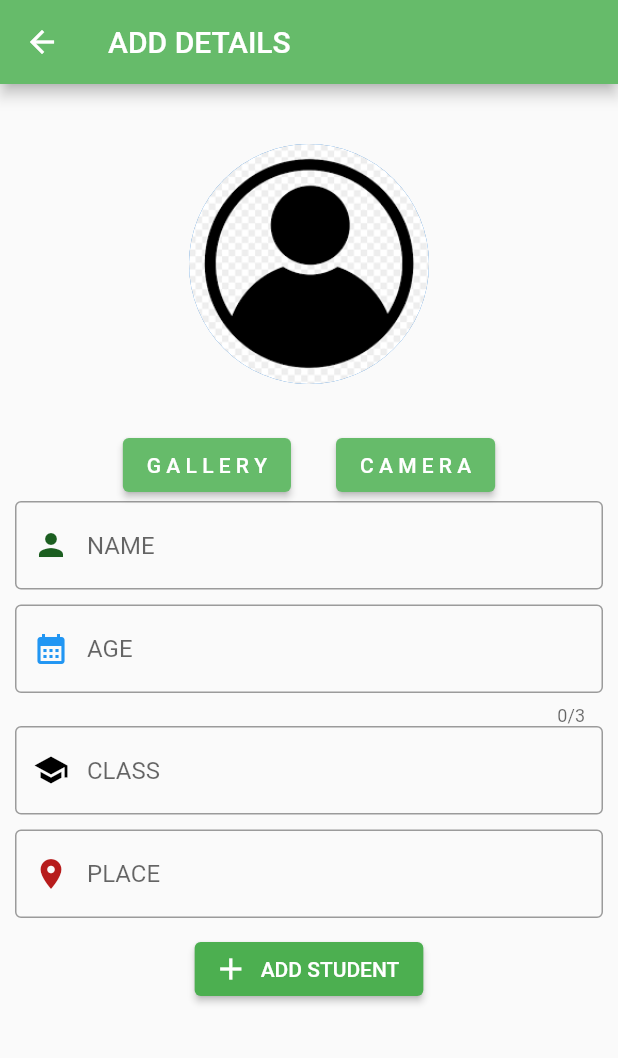
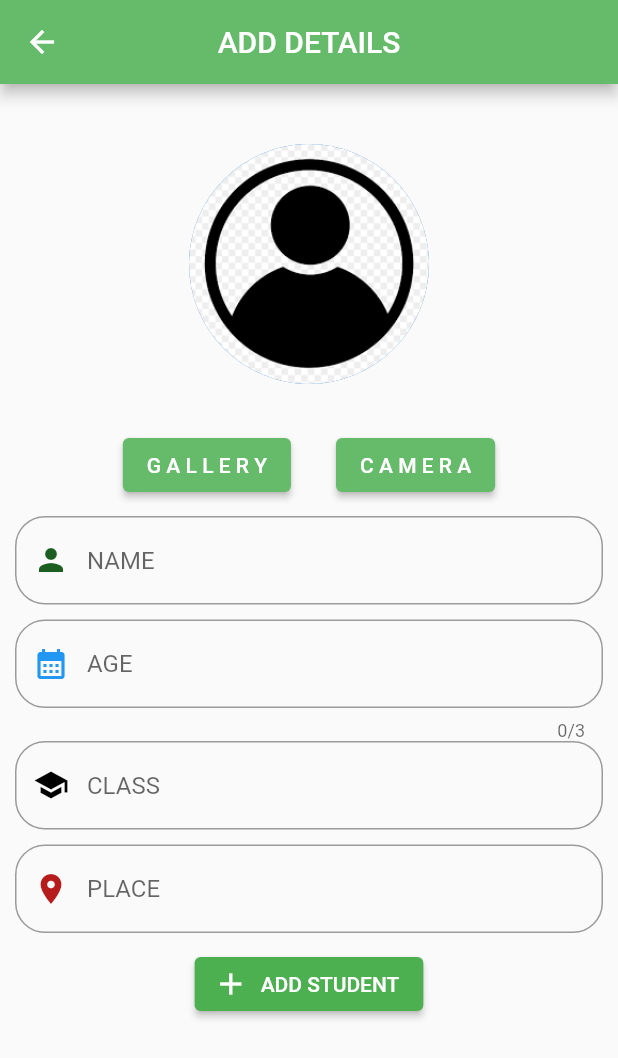
Before and after one commit to Farhan-KT/Student_App, a Flutter app: the ScreenList screen opened directly, on a phone screen of 412 x 824 dp. Shown: the top 1058 px of the screen. Run offline on Flutter 3.47's test engine with Material 2 defaults, Android fonts, the phone set to English and light mode, and no system bars; our stand-ins replace hive_flutter, image_picker; accounts and stored records are empty.

```diff
--- a/lib/screens/home/add.dart
+++ b/lib/screens/home/add.dart
@@ -31,6 +31,7 @@ class _ScreenState extends State<ScreenList> {
         appBar: AppBar(
           title: Text("ADD DETAILS"),
           backgroundColor: Colors.green[400],
+          centerTitle: true,
         ),
         body: Padding(
           padding: const EdgeInsets.only(top: 40, left: 10, right: 10),
@@ -70,14 +71,17 @@ class _ScreenState extends State<ScreenList> {
                           child: Text('C A M E R A')),
                     ],
                   ),
-                  TextFormField(
+                  Padding(
+                    padding: const EdgeInsets.only(top: 10),
+                    child: TextFormField(
                       controller: _nameController,
                       decoration: InputDecoration(
                         prefixIcon: Icon(
                           Icons.person,
                           color: Colors.green[900],
                         ),
-                      border: OutlineInputBorder(),
+                        border: OutlineInputBorder(
+                            borderRadius: BorderRadius.circular(20.0)),
                         hintText: 'NAME',
                       ),
                       validator: (value) {
@@ -87,6 +91,7 @@ class _ScreenState extends State<ScreenList> {
                           return null;
                         }
                       },
+                    ),
                   ),
                   SizedBox(
                     height: 10,
@@ -99,7 +104,8 @@ class _ScreenState extends State<ScreenList> {
                     decoration: InputDecoration(
                         prefixIcon:
                             Icon(Icons.calendar_month, color: Colors.blue),
-                        border: OutlineInputBorder(),
+                        border: OutlineInputBorder(
+                            borderRadius: BorderRadius.circular(20.0)),
                         hintText: 'AGE'),
                     maxLength: 3,
                     validator: (value) {
@@ -117,7 +123,8 @@ class _ScreenState extends State<ScreenList> {
                           Icons.school,
                           color: Colors.black,
                         ),
-                        border: OutlineInputBorder(),
+                        border: OutlineInputBorder(
+                            borderRadius: BorderRadius.circular(20.0)),
                         hintText: 'CLASS'),
                     validator: (value) {
                       if (value == null || value.isEmpty) {
@@ -135,7 +142,8 @@ class _ScreenState extends State<ScreenList> {
                     decoration: InputDecoration(
                         prefixIcon:
                             Icon(Icons.location_on, color: Colors.red[900]),
-                        border: OutlineInputBorder(),
+                        border: OutlineInputBorder(
+                            borderRadius: BorderRadius.circular(20.0)),
                         hintText: 'PLACE'),
                     validator: (value) {
                       if (value == null || value.isEmpty) {
```
Also changed, not shown: lib/screens/home/edit.dart (+17 -23 lines), lib/screens/home/list.dart (+11 -15 lines). Lines whose indentation alone changed are shown as unchanged.
